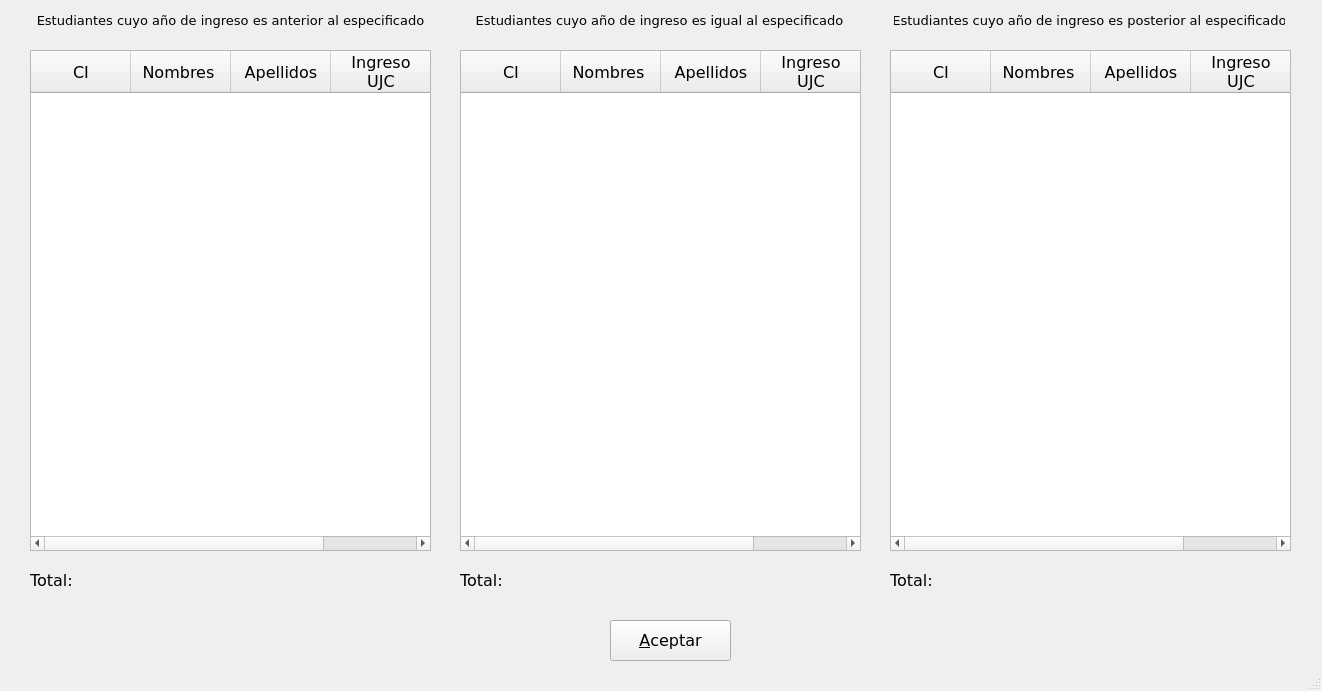
Old version of the form Proyecto_Optativa/gui/UfrmMilitancyUpdated/ufrmmilitancyupdated.ui in the repository RedAlf121/ProyectoFicherosCpp.
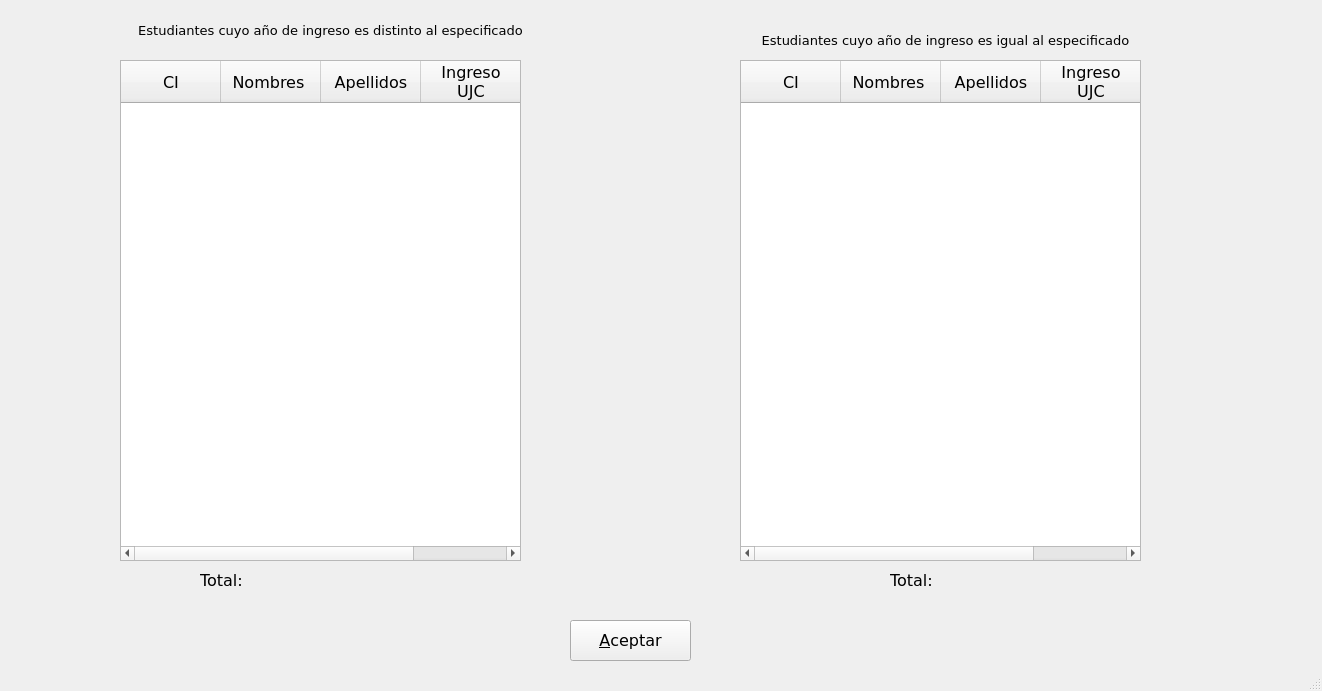
New version of the form. Icons and pictures are not drawn.

```diff
--- a/Proyecto_Optativa/gui/UfrmMilitancyUpdated/ufrmmilitancyupdated.ui
+++ b/Proyecto_Optativa/gui/UfrmMilitancyUpdated/ufrmmilitancyupdated.ui
@@ -27,8 +27,8 @@
    <widget class="QLabel" name="labelMinorYearsMilitancy">
     <property name="geometry">
      <rect>
-      <x>30</x>
-      <y>10</y>
+      <x>130</x>
+      <y>20</y>
       <width>401</width>
       <height>20</height>
      </rect>
@@ -40,7 +40,7 @@
      </font>
     </property>
     <property name="text">
-     <string>Estudiantes cuyo año de ingreso es anterior al especificado</string>
+     <string>Estudiantes cuyo año de ingreso es distinto al especificado</string>
     </property>
     <property name="alignment">
      <set>Qt::AlignCenter</set>
@@ -49,8 +49,8 @@
    <widget class="QLabel" name="labelSameYearMilitancy">
     <property name="geometry">
      <rect>
-      <x>464</x>
-      <y>10</y>
+      <x>750</x>
+      <y>30</y>
       <width>391</width>
       <height>20</height>
      </rect>
@@ -68,33 +68,11 @@
      <set>Qt::AlignCenter</set>
     </property>
    </widget>
-   <widget class="QLabel" name="labelElderYearsMilitancy">
-    <property name="geometry">
-     <rect>
-      <x>894</x>
-      <y>10</y>
-      <width>391</width>
-      <height>20</height>
-     </rect>
-    </property>
-    <property name="font">
-     <font>
-      <family>Verdana</family>
-      <pointsize>10</pointsize>
-     </font>
-    </property>
-    <property name="text">
-     <string>Estudiantes cuyo año de ingreso es posterior al especificado</string>
-    </property>
-    <property name="alignment">
-     <set>Qt::AlignCenter</set>
-    </property>
-   </widget>
    <widget class="QTableWidget" name="tableStudentsMinorMilitancy">
     <property name="geometry">
      <rect>
-      <x>30</x>
-      <y>50</y>
+      <x>120</x>
+      <y>60</y>
       <width>401</width>
       <height>501</height>
      </rect>
@@ -142,57 +120,8 @@
    <widget class="QTableWidget" name="tableStudentsSameMilitancy">
     <property name="geometry">
      <rect>
-      <x>460</x>
-      <y>50</y>
-      <width>401</width>
-      <height>501</height>
-     </rect>
-    </property>
-    <property name="font">
-     <font>
-      <family>Verdana</family>
-      <pointsize>12</pointsize>
-     </font>
-    </property>
-    <column>
-     <property name="text">
-      <string>CI</string>
-     </property>
-     <property name="textAlignment">
-      <set>AlignHCenter|AlignVCenter|AlignCenter</set>
-     </property>
-    </column>
-    <column>
-     <property name="text">
-      <string>Nombres </string>
-     </property>
-     <property name="textAlignment">
-      <set>AlignHCenter|AlignVCenter|AlignCenter</set>
-     </property>
-    </column>
-    <column>
-     <property name="text">
-      <string>Apellidos</string>
-     </property>
-     <property name="textAlignment">
-      <set>AlignHCenter|AlignVCenter|AlignCenter</set>
-     </property>
-    </column>
-    <column>
-     <property name="text">
-      <string>Ingreso
-UJC</string>
-     </property>
-     <property name="textAlignment">
-      <set>AlignHCenter|AlignVCenter|AlignCenter</set>
-     </property>
-    </column>
-   </widget>
-   <widget class="QTableWidget" name="tableStudentsElderMilitancy">
-    <property name="geometry">
-     <rect>
-      <x>890</x>
-      <y>50</y>
+      <x>740</x>
+      <y>60</y>
       <width>401</width>
       <height>501</height>
      </rect>
@@ -240,20 +169,7 @@
    <widget class="QLabel" name="labelTotalMinorMilitancy">
     <property name="geometry">
      <rect>
-      <x>30</x>
-      <y>570</y>
-      <width>71</width>
-      <height>21</height>
-     </rect>
-    </property>
-    <property name="text">
-     <string>Total: </string>
-    </property>
-   </widget>
-   <widget class="QLabel" name="labelTotalSameMilitancy">
-    <property name="geometry">
-     <rect>
-      <x>460</x>
+      <x>200</x>
       <y>570</y>
       <width>71</width>
       <height>21</height>
@@ -279,7 +195,7 @@
    <widget class="QPushButton" name="pushAcceptMilitancy">
     <property name="geometry">
      <rect>
-      <x>610</x>
+      <x>570</x>
       <y>620</y>
       <width>121</width>
       <height>41</height>
```
